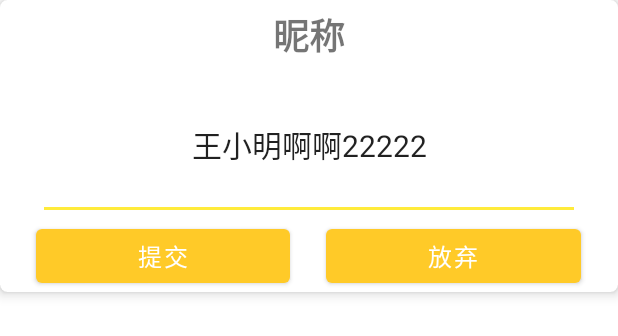
After one commit to espREssOOOHHH/SkillCirclePlatform, an Android app: the layout dialog_change_personal_info_1.xml on its own in the app's theme, with its tools: preview values and no code run, on a phone screen of 412 x 824 dp. The commit adds this screen. Shown: the top 336 px of the screen. Run offline under Robolectric (Android 15) with nearby library versions, the phone set to English and light mode, and no system bars.

Commit message:
new personal information add by Lee on Surface

```diff
--- a/app/src/main/java/ttpicshk/tk/SkillCircle/HomePage.kt
+++ b/app/src/main/java/ttpicshk/tk/SkillCircle/HomePage.kt
@@ -50,6 +50,7 @@ class HomePage:AppCompatActivity() {
         binding.navView.setNavigationItemSelectedListener {
             when(it.itemId){
                 R.id.nav_aboutMe->startActivity(Intent(this,AboutMeActivity::class.java))
+                R.id.nav_settings->startActivity(Intent(this,SettingPage::class.java))
 
             }
             binding.drawerLayout.closeDrawers()
--- a/app/src/main/res/layout/about_me_settings_personal_info.xml
+++ b/app/src/main/res/layout/about_me_settings_personal_info.xml
@@ -84,7 +84,7 @@
     <RelativeLayout
         android:layout_width="match_parent"
         android:layout_height="wrap_content"
-        android:id="@+id/about_me_idBtn"
+        android:id="@+id/about_me_locationBtn"
         android:padding="5dp">
         <TextView
             android:layout_width="wrap_content"
@@ -97,7 +97,7 @@
         <TextView
             android:layout_width="wrap_content"
             android:layout_height="wrap_content"
-            android:id="@+id/about_me_id"
+            android:id="@+id/about_me_location"
             android:layout_marginEnd="30dp"
             android:layout_marginStart="80dp"
             android:textSize="16sp"
--- /dev/null
+++ b/app/src/main/res/layout/dialog_change_personal_info_1.xml
@@ -0,0 +1,69 @@
+<?xml version="1.0" encoding="utf-8"?>
+<com.google.android.material.card.MaterialCardView
+    xmlns:android="http://schemas.android.com/apk/res/android"
+    android:orientation="vertical"
+    xmlns:app="http://schemas.android.com/apk/res-auto"
+    app:cardCornerRadius="5dp"
+    app:cardElevation="5dp"
+    android:layout_width="match_parent"
+    android:layout_height="wrap_content">
+    <LinearLayout
+        android:layout_width="match_parent"
+        android:layout_height="wrap_content"
+        android:orientation="vertical">
+        <TextView
+            android:layout_width="match_parent"
+            android:layout_height="wrap_content"
+            android:padding="5dp"
+            android:id="@+id/title_dialog_personalInfo1"
+            android:textSize="24sp"
+            android:fontFamily="sans-serif-black"
+            android:text="昵称"
+            android:textAlignment="center"/>
+        <EditText
+            android:layout_width="match_parent"
+            android:layout_height="100dp"
+            android:maxLines="1"
+            android:fontFamily="sans-serif"
+            android:id="@+id/text_dialog_personalInfo1"
+            android:textSize="20sp"
+            android:textAlignment="center"
+            android:layout_marginLeft="25dp"
+            android:layout_marginRight="25dp"
+            android:text="王小明啊啊22222"/>
+        <LinearLayout
+            android:layout_width="match_parent"
+            android:layout_height="wrap_content"
+            android:orientation="horizontal">
+            <View
+                android:layout_width="0dp"
+                android:layout_height="5dp"
+                android:layout_weight="1"/>
+            <Button
+                android:layout_width="0dp"
+                android:layout_height="wrap_content"
+                android:layout_weight="7"
+                android:text="@string/dialog_change_personal_info_1"
+                android:textSize="16sp"
+                android:padding="5dp"
+                android:id="@+id/submit_dialog_personalInfo1"/>
+            <View
+                android:layout_width="0dp"
+                android:layout_height="5dp"
+                android:layout_weight="1"/>
+            <Button
+                android:layout_width="0dp"
+                android:layout_height="wrap_content"
+                android:text="@string/dialog_change_personal_info_2"
+                android:textSize="16sp"
+                android:padding="5dp"
+                android:id="@+id/cancel_dialog_personalInfo1"
+                android:layout_weight="7"/>
+            <View
+                android:layout_width="0dp"
+                android:layout_height="5dp"
+                android:layout_weight="1"/>
+        </LinearLayout>
+    </LinearLayout>
+
+</com.google.android.material.card.MaterialCardView>
--- a/app/src/main/res/values/strings.xml
+++ b/app/src/main/res/values/strings.xml
@@ -33,10 +33,12 @@
     <string name="about_me_settings_more_1">注销</string>
     <string name="about_me_settings_more_2">用户中心</string>
     <string name="about_me_personal_info_1">昵称</string>
-    <string name="about_me_personal_info_2">ID</string>
+    <string name="about_me_personal_info_2">地区</string>
     <string name="about_me_personal_info_3">性别</string>
     <string name="about_me_personal_info_4">生日</string>
     <string name="about_me_personal_info_5">个性签名</string>
     <string name="about_me_personal_info_6">修改头像</string>
     <string name="about_me_personal_info_7">修改主页背景</string>
+    <string name="dialog_change_personal_info_1">提交</string>
+    <string name="dialog_change_personal_info_2">放弃</string>
 </resources>
```
Also changed, not shown: app/src/main/AndroidManifest.xml (+12 -10 lines), app/src/main/java/ttpicshk/tk/SkillCircle/AboutMeActivity.kt (+160 -47 lines), app/src/main/java/ttpicshk/tk/SkillCircle/Account.kt (+24 -6 lines), app/src/main/java/ttpicshk/tk/SkillCircle/LogInActivity.kt (+3 -9 lines), app/src/main/java/ttpicshk/tk/SkillCircle/SettingPage.kt (added, +68 -0 lines), app/src/main/res/layout/about_me_layout.xml (+10 -1 lines), app/src/main/res/layout/settings_layout.xml (added, +246 -0 lines).
